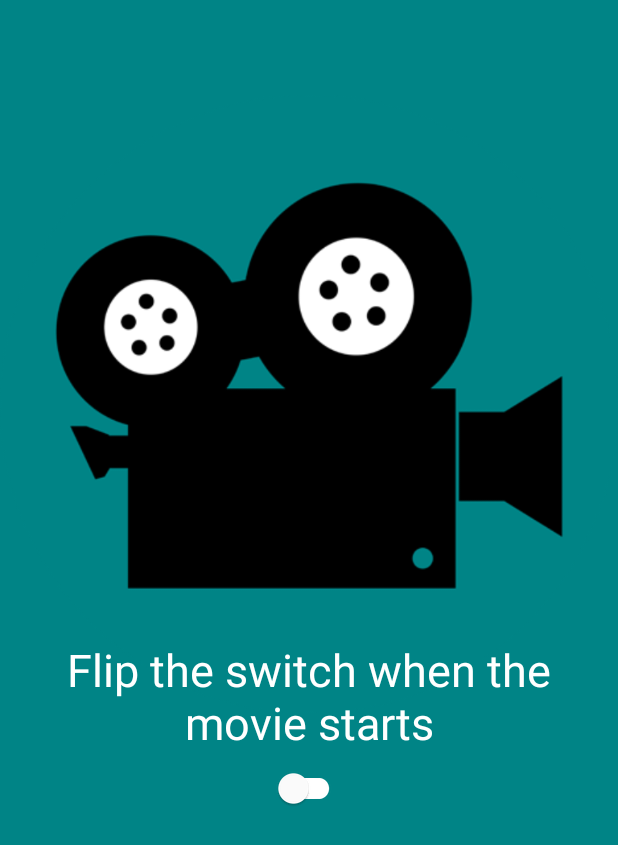
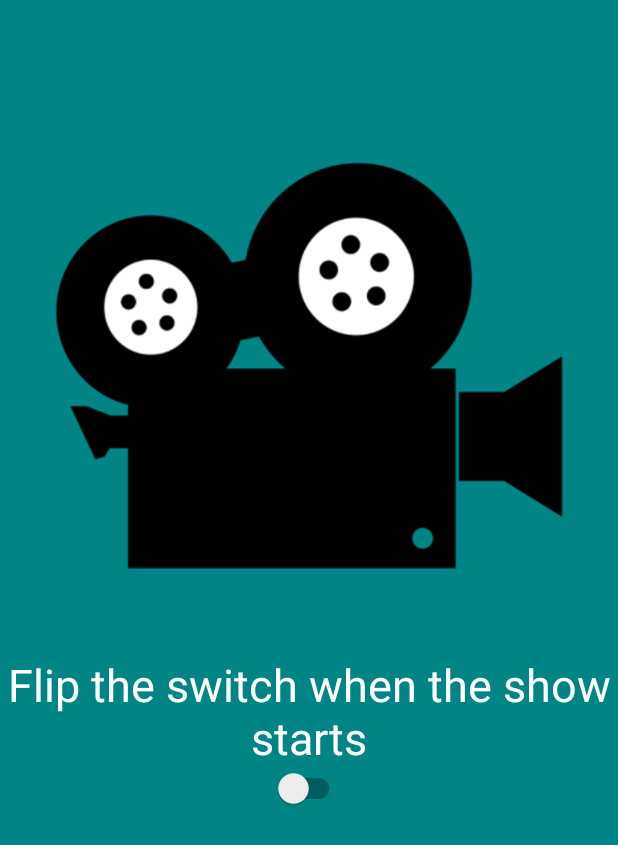
Before and after one commit to Garrison88/TheatreSMS, an Android app: the screen it shows after launch (SettingsActivity), on a phone screen of 412 x 824 dp. Shown: the top 845 px of the screen. Run offline under Robolectric (Android 15) with nearby library versions, the phone set to English and light mode, and no system bars.

Commit message:
Organized
Renamed many variables to make code more organized

```diff
--- /dev/null
+++ b/app/src/main/java/com/garrisonthomas/theatresms/BaseActivity.java
@@ -0,0 +1,43 @@
+package com.garrisonthomas.theatresms;
+
+import android.app.Activity;
+import android.content.Context;
+import android.os.Bundle;
+import android.provider.Settings;
+import android.support.annotation.Nullable;
+import android.support.v7.app.AppCompatActivity;
+import android.view.View;
+import android.view.inputmethod.InputMethodManager;
+
+/**
+ * Created by Garrison Thomas on 2015-09-24.
+ */
+public class BaseActivity extends AppCompatActivity {
+
+    float curBrightnessValue;
+
+    @Override
+    protected void onCreate(@Nullable Bundle savedInstanceState) {
+        super.onCreate(savedInstanceState);
+
+        try {
+            curBrightnessValue = android.provider.Settings.System.getInt(
+                    getContentResolver(), android.provider.Settings.System.SCREEN_BRIGHTNESS);
+        } catch (Settings.SettingNotFoundException e) {
+            // TODO Auto-generated catch block
+            e.printStackTrace();
+        }
+
+    }
+
+    public void hideKeyboard() {
+
+        View view = this.getCurrentFocus();
+        if (view != null) {
+            InputMethodManager imm = (InputMethodManager) getSystemService(Context.INPUT_METHOD_SERVICE);
+            imm.hideSoftInputFromWindow(view.getWindowToken(), 0);
+        }
+
+    }
+
+}
--- a/app/src/main/java/com/garrisonthomas/theatresms/ListviewAdapter.java
+++ b/app/src/main/java/com/garrisonthomas/theatresms/ListviewAdapter.java
@@ -75,8 +75,8 @@ public class ListviewAdapter extends BaseAdapter {
             /****** View Holder Object to contain tabitem.xml file elements ******/
 
             holder = new ViewHolder();
-            holder.text = (TextView) vi.findViewById(R.id.message_body);
-            holder.text_right = (TextView) vi.findViewById(R.id.time_stamp);
+            holder.text = (TextView) vi.findViewById(R.id.user_message_body);
+            holder.text_right = (TextView) vi.findViewById(R.id.user_time_stamp);
 
             /************  Set holder with LayoutInflater ************/
             vi.setTag(holder);
--- a/app/src/main/java/com/garrisonthomas/theatresms/SettingsActivity.java
+++ b/app/src/main/java/com/garrisonthomas/theatresms/SettingsActivity.java
@@ -8,24 +8,20 @@ import android.content.Context;
 import android.content.DialogInterface;
 import android.content.Intent;
 import android.content.IntentFilter;
+import android.content.pm.ActivityInfo;
 import android.media.AudioManager;
-import android.net.Uri;
 import android.os.Bundle;
 import android.os.Vibrator;
-import android.provider.ContactsContract;
+import android.provider.Settings;
 import android.support.v7.widget.SwitchCompat;
 import android.telephony.SmsMessage;
-import android.view.View;
 import android.view.WindowManager;
 import android.widget.CompoundButton;
-import android.widget.Switch;
 import android.widget.TextView;
-import android.widget.Toast;
 
-public class SettingsActivity extends Activity implements CompoundButton.OnCheckedChangeListener {
+public class SettingsActivity extends BaseActivity implements CompoundButton.OnCheckedChangeListener {
 
     BroadcastReceiver receiver;
-    private int volume_level;
     private AudioManager am;
     private TextView tv;
     private SwitchCompat toggle_settings;
@@ -37,6 +33,8 @@ public class SettingsActivity extends Activity implements CompoundButton.OnCheck
 
         setContentView(R.layout.layout_settings);
 
+        setRequestedOrientation(ActivityInfo.SCREEN_ORIENTATION_PORTRAIT);
+
         am = (AudioManager) getSystemService(AUDIO_SERVICE);
 
         tv = (TextView) findViewById(R.id.textview_enjoy_movie);
@@ -46,6 +44,8 @@ public class SettingsActivity extends Activity implements CompoundButton.OnCheck
         toggle_settings = (SwitchCompat) findViewById(R.id.activation_switch);
 
         toggle_settings.setOnCheckedChangeListener(this);
+
+
 
         receiver = new BroadcastReceiver() {
 
@@ -89,14 +89,9 @@ public class SettingsActivity extends Activity implements CompoundButton.OnCheck
     }
 
     @Override
-    protected void onPause() {
+    public void onCheckedChanged(CompoundButton buttonView, boolean isChecked) {
 
-        super.onPause();
-
-    }
-
-    @Override
-    public void onCheckedChanged(CompoundButton buttonView, boolean isChecked) {
+        WindowManager.LayoutParams layout = getWindow().getAttributes();
 
         if (isChecked) {
 
@@ -112,8 +107,13 @@ public class SettingsActivity extends Activity implements CompoundButton.OnCheck
             tv.setText("Enjoy the show!");
 
         } else {
+
+            layout.screenBrightness = curBrightnessValue;
+            getWindow().setAttributes(layout);
+
             am.setRingerMode(AudioManager.RINGER_MODE_NORMAL);
-            this.finish();
+
+            tv.setText(R.string.instruction_text);
 
         }
 
@@ -158,7 +158,6 @@ public class SettingsActivity extends Activity implements CompoundButton.OnCheck
             e.printStackTrace();
         }
 
-
     }
 
 }
--- a/app/src/main/res/layout/layout_settings.xml
+++ b/app/src/main/res/layout/layout_settings.xml
@@ -1,57 +1,35 @@
 <?xml version="1.0" encoding="utf-8"?>
 <RelativeLayout
-        tools:context="com.garrisonthomas.theatresms.SettingsActivity"
+    xmlns:android="http://schemas.android.com/apk/res/android"
     xmlns:tools="http://schemas.android.com/tools"
-        xmlns:android="http://schemas.android.com/apk/res/android"
     android:layout_width="match_parent"
-        android:layout_height="match_parent">
-
-    <ScrollView
-        android:layout_width="fill_parent"
     android:layout_height="fill_parent"
-        android:background="@color/colorPrimary">
-
-        <RelativeLayout
-            android:layout_width="fill_parent"
-            android:layout_height="wrap_content"
-            android:gravity="center">
+    android:background="@color/colorPrimaryDark"
+    tools:context="com.garrisonthomas.theatresms.SettingsActivity">
 
         <ImageView
             android:id="@+id/background_image"
             android:layout_width="wrap_content"
             android:layout_height="wrap_content"
-                android:src="@drawable/camera_icon_low"
-                android:layout_alignParentTop="true"
-                android:layout_alignParentLeft="true"
-                android:layout_alignParentStart="true"
-                android:layout_alignParentBottom="true"
-                android:layout_centerHorizontal="true"
-                android:layout_centerVertical="true"/>
+            android:src="@drawable/camera_icon_low" />
 
         <TextView
+            android:id="@+id/textview_enjoy_movie"
             android:layout_width="wrap_content"
             android:layout_height="wrap_content"
+            android:layout_above="@+id/activation_switch"
             android:layout_centerHorizontal="true"
             android:gravity="center_horizontal"
-                android:textColor="#FFFFFF"
+            android:text="@string/instruction_text"
             android:textSize="30sp"
-                android:id="@+id/textview_enjoy_movie"
-                android:layout_above="@+id/activation_switch"
-                android:text="@string/settings_enjoy_movie"
-                android:padding="10dp"/>
+            android:textColor="@color/textColorPrimary"/>
 
         <android.support.v7.widget.SwitchCompat
+            android:id="@+id/activation_switch"
             android:layout_width="wrap_content"
             android:layout_height="wrap_content"
-                android:id="@+id/activation_switch"
             android:layout_below="@+id/background_image"
-                android:gravity="center"
-                android:switchMinWidth="100dp"
-                android:layout_alignParentBottom="true"
-                android:layout_centerHorizontal="true" />
+            android:layout_centerHorizontal="true"
+            android:gravity="center"/>
 
     </RelativeLayout>
-
-    </ScrollView>
-
-</RelativeLayout>
--- a/app/src/main/res/values/colors.xml
+++ b/app/src/main/res/values/colors.xml
@@ -2,10 +2,10 @@
 <resources>
 
     <color name="messageColor">#39FF14</color>
-    <color name="textViewColor">#FFFFFF</color>
     <color name="editTextColor">#0DDDFF</color>
     <color name="dividerColor">#9933FF</color>
     <color name="colorPrimary">#008486</color>
     <color name="colorPrimaryDark">#008486</color>
+    <color name="textColorPrimary">#FFFFFF</color>
 
 </resources>
--- a/app/src/main/res/values/strings.xml
+++ b/app/src/main/res/values/strings.xml
@@ -22,6 +22,6 @@
         phone to silent-mode\n\t- Set the text to an easily read colour\n\t- Display the most recent text
         message you receive\n\nYou can then respond while respecting those around you </string>
     <string name="settings_title">Theatre SMS</string>
-    <string name="settings_enjoy_movie">Flip the switch when the movie starts</string>
+    <string name="instruction_text">Flip the switch when the show starts</string>
 
 </resources>
--- a/app/src/main/res/values/styles.xml
+++ b/app/src/main/res/values/styles.xml
@@ -6,6 +6,7 @@
     <style name="AppTheme.NoActionBar" parent="Theme.AppCompat.Light.NoActionBar">
         <item name="colorPrimary">@color/colorPrimary</item>
         <item name="colorPrimaryDark">@color/colorPrimaryDark</item>
+        <item name="android:textColorPrimary">@color/textColorPrimary</item>
     </style>
 
 </resources>
```
Also changed, not shown: app/src/main/java/com/garrisonthomas/theatresms/SendSmsActivity.java (+37 -40 lines), app/src/main/java/com/garrisonthomas/theatresms/Util.java (+8 -3 lines), app/src/main/res/layout/layout_message.xml (+57 -57 lines), app/src/main/res/values-v21/styles.xml (added, +13 -0 lines), app/src/main/res/drawable-hdpi/ic_send_white_36dp.png (added), app/src/main/res/drawable-xhdpi/ic_send_white_36dp.png (added), app/src/main/res/drawable-xxhdpi/ic_send_white_36dp.png (added), app/src/main/res/drawable-xxxhdpi/ic_send_white_36dp.png (added), app/src/main/res/drawable/ic_menu_send.png (deleted). Lines whose indentation alone changed are shown as unchanged.
